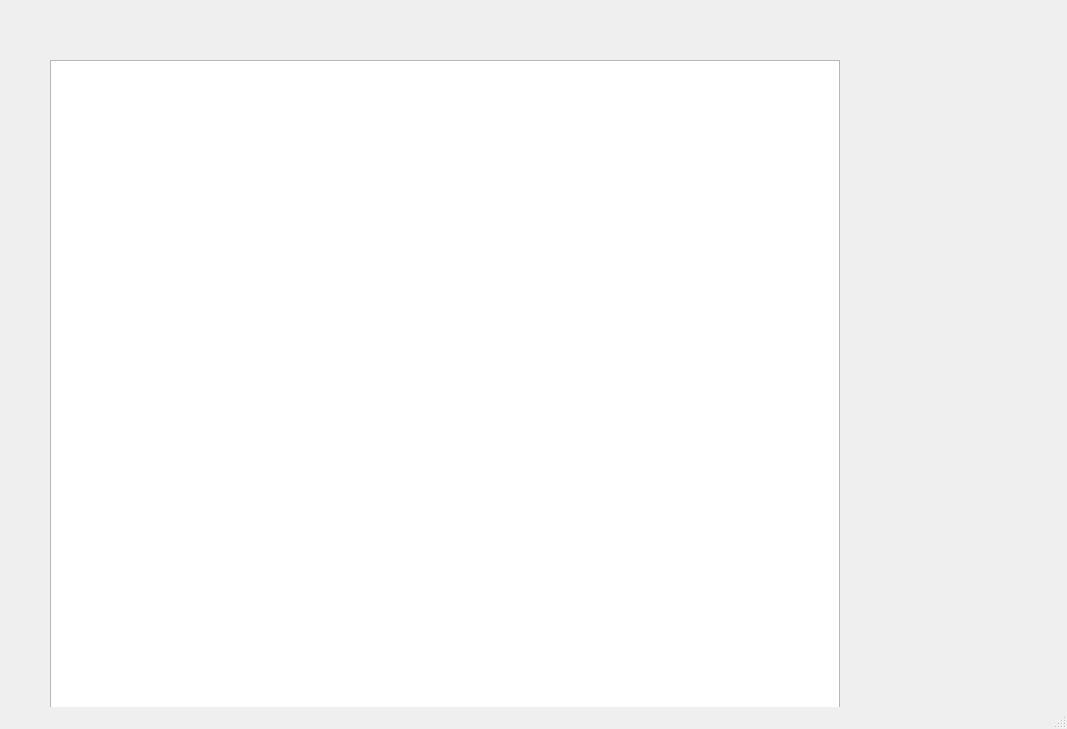
Before: the Qt Designer form mainwindow.ui in daniela0020/Theory-_B_Videojuego, drawn with Qt 5.
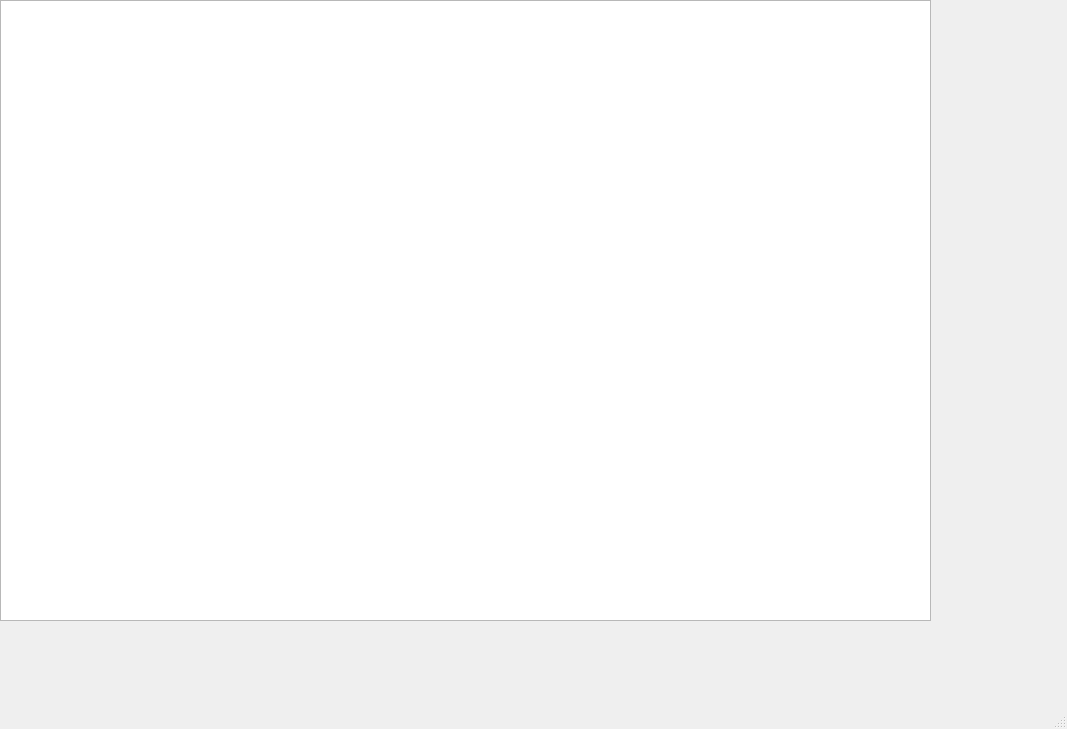
After: the same form once the commit is applied.

Diff of the .ui file:
```diff
--- a/mainwindow.ui
+++ b/mainwindow.ui
@@ -17,10 +17,10 @@
    <widget class="QGraphicsView" name="graphicsView">
     <property name="geometry">
      <rect>
-      <x>50</x>
-      <y>60</y>
-      <width>790</width>
-      <height>651</height>
+      <x>0</x>
+      <y>0</y>
+      <width>931</width>
+      <height>621</height>
      </rect>
     </property>
    </widget>
```
